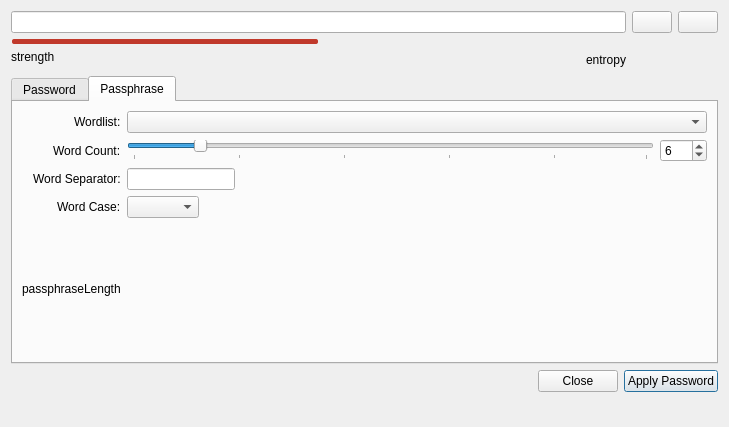
Qt form src/gui/PasswordGeneratorWidget.ui (keepassxreboot/keepassxc) before a commit.
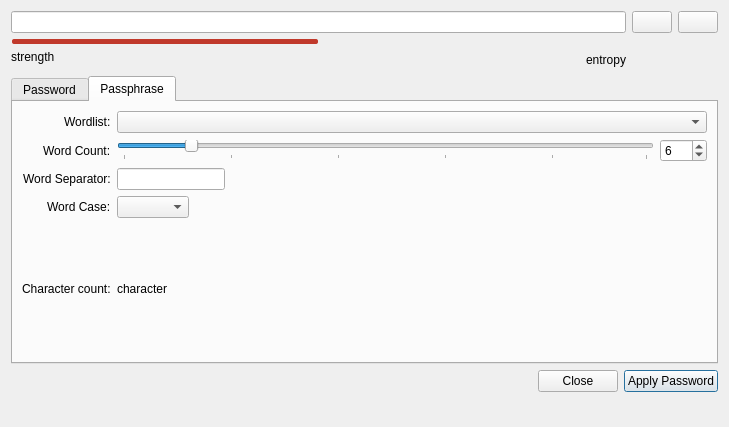
The same form after that commit. The open tabs and pages were chosen to show the change. Custom widgets are drawn as their Qt base class.

Commit message: Fix format & add 2nd label

The edit to the form file:
```diff
--- a/src/gui/PasswordGeneratorWidget.ui
+++ b/src/gui/PasswordGeneratorWidget.ui
@@ -825,9 +825,16 @@
             </widget>
            </item>
            <item row="4" column="0" alignment="Qt::AlignRight">
+            <widget class="QLabel" name="characterCountLabel">
+             <property name="text">
+              <string>Character count:</string>
+             </property>
+            </widget>
+           </item>
+           <item row="4" column="1" alignment="Qt::AlignLeft">
             <widget class="QLabel" name="charactersInPassphraseLabel">
              <property name="text">
-              <string>passphraseLength</string>
+              <string>character</string>
              </property>
             </widget>
            </item>
```
The commit also changes 1 other file.
